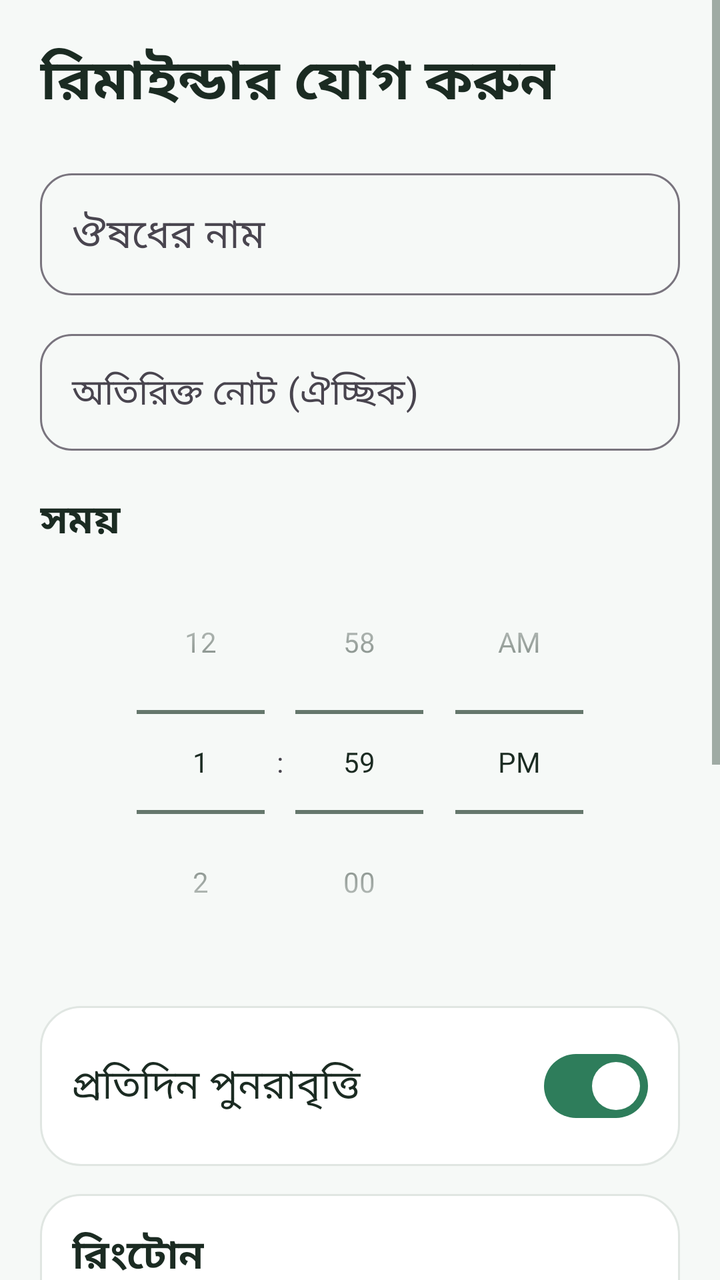
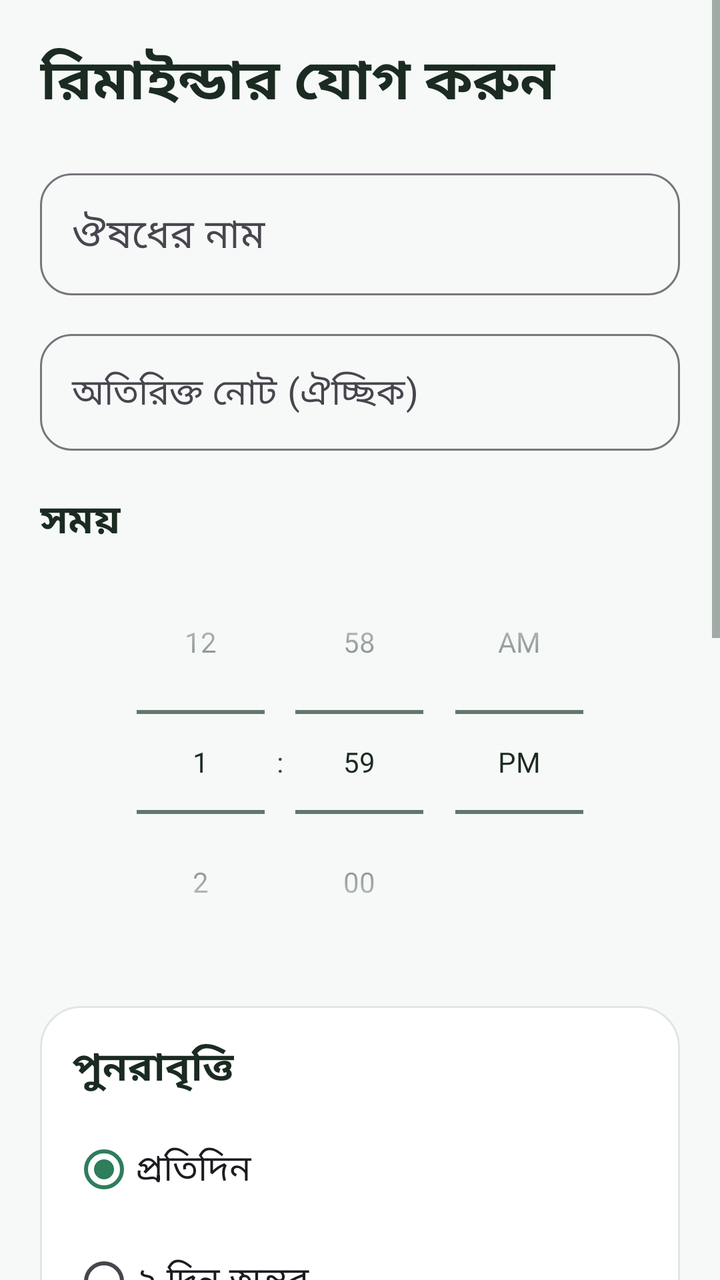

Before-and-after screenshots of an Android layout around one commit, followed by the original layout XML and the change that was made.
<!-- AndroidManifest.xml: application theme Theme.OushodhShoron -->
<!-- res/layout/activity_add_reminder.xml -->
<?xml version="1.0" encoding="utf-8"?>
<ScrollView xmlns:android="http://schemas.android.com/apk/res/android"
    xmlns:app="http://schemas.android.com/apk/res-auto"
    android:layout_width="match_parent"
    android:layout_height="match_parent"
    android:background="@color/bg"
    android:fillViewport="true">

    <LinearLayout
        android:layout_width="match_parent"
        android:layout_height="wrap_content"
        android:orientation="vertical"
        android:padding="20dp">

        <TextView
            android:layout_width="wrap_content"
            android:layout_height="wrap_content"
            android:text="@string/add_reminder"
            android:textSize="28sp"
            android:textStyle="bold"
            android:textColor="@color/text_primary"
            android:layout_marginBottom="20dp" />

        <com.google.android.material.textfield.TextInputLayout
            style="@style/BigInput"
            android:layout_width="match_parent"
            android:layout_height="wrap_content"
            android:hint="@string/medicine_name">

            <com.google.android.material.textfield.TextInputEditText
                android:id="@+id/et_name"
                android:layout_width="match_parent"
                android:layout_height="wrap_content"
                android:textSize="20sp"
                android:inputType="textCapWords" />
        </com.google.android.material.textfield.TextInputLayout>

        <com.google.android.material.textfield.TextInputLayout
            style="@style/BigInput"
            android:layout_width="match_parent"
            android:layout_height="wrap_content"
            android:layout_marginTop="14dp"
            android:hint="@string/optional_note">

            <com.google.android.material.textfield.TextInputEditText
                android:id="@+id/et_note"
                android:layout_width="match_parent"
                android:layout_height="wrap_content"
                android:textSize="18sp"
                android:inputType="textMultiLine"
                android:maxLines="3" />
        </com.google.android.material.textfield.TextInputLayout>

        <TextView
            android:layout_width="wrap_content"
            android:layout_height="wrap_content"
            android:text="@string/reminder_time"
            style="@style/BigLabel"
            android:textStyle="bold"
            android:layout_marginTop="20dp" />

        <TimePicker
            android:id="@+id/time_picker"
            android:layout_width="match_parent"
            android:layout_height="wrap_content"
            android:timePickerMode="spinner" />

        <LinearLayout
            android:layout_width="match_parent"
            android:layout_height="wrap_content"
            android:orientation="horizontal"
            android:gravity="center_vertical"
            android:padding="16dp"
            android:background="@drawable/card_bg"
            android:layout_marginTop="16dp">

            <TextView
                android:layout_width="0dp"
                android:layout_height="wrap_content"
                android:layout_weight="1"
                android:text="@string/repeat_daily"
                style="@style/BigLabel" />

            <com.google.android.material.materialswitch.MaterialSwitch
                android:id="@+id/sw_repeat"
                android:layout_width="wrap_content"
                android:layout_height="wrap_content"
                android:checked="true" />
        </LinearLayout>

        <LinearLayout
            android:layout_width="match_parent"
            android:layout_height="wrap_content"
            android:orientation="vertical"
            android:padding="16dp"
            android:background="@drawable/card_bg"
            android:layout_marginTop="14dp">

            <TextView
                android:layout_width="wrap_content"
                android:layout_height="wrap_content"
                android:text="@string/ringtone"
                style="@style/BigLabel"
                android:textStyle="bold" />

            <TextView
                android:id="@+id/tv_ringtone"
                android:layout_width="wrap_content"
                android:layout_height="wrap_content"
                android:textSize="16sp"
                android:textColor="@color/text_secondary"
                android:layout_marginTop="4dp" />

            <Button
                android:id="@+id/btn_pick_ringtone"
                style="@style/BigButton"
                android:layout_width="match_parent"
                android:layout_height="wrap_content"
                android:layout_marginTop="10dp"
                android:text="@string/choose_ringtone" />
        </LinearLayout>

        <LinearLayout
            android:layout_width="match_parent"
            android:layout_height="wrap_content"
            android:orientation="vertical"
            android:padding="16dp"
            android:background="@drawable/card_bg"
            android:layout_marginTop="14dp">

            <TextView
                android:layout_width="wrap_content"
                android:layout_height="wrap_content"
                android:text="@string/voice_note"
                style="@style/BigLabel"
                android:textStyle="bold" />

            <TextView
                android:id="@+id/tv_voice_status"
                android:layout_width="wrap_content"
                android:layout_height="wrap_content"
                android:text="@string/no_voice"
                android:textSize="16sp"
                android:textColor="@color/text_secondary"
                android:layout_marginTop="4dp" />

            <LinearLayout
                android:layout_width="match_parent"
                android:layout_height="wrap_content"
                android:orientation="horizontal"
                android:layout_marginTop="10dp">

                <Button
                    android:id="@+id/btn_record"
                    style="@style/BigButton"
                    android:layout_width="0dp"
                    android:layout_height="wrap_content"
                    android:layout_weight="1"
                    android:text="@string/btn_record"
                    app:icon="@drawable/ic_mic" />

                <Button
                    android:id="@+id/btn_play_voice"
                    style="@style/BigButton"
                    android:layout_width="0dp"
                    android:layout_height="wrap_content"
                    android:layout_weight="1"
                    android:layout_marginStart="8dp"
                    android:text="@string/btn_play_voice"
                    android:enabled="false" />
            </LinearLayout>
        </LinearLayout>

        <LinearLayout
            android:layout_width="match_parent"
            android:layout_height="wrap_content"
            android:orientation="horizontal"
            android:layout_marginTop="24dp">

            <Button
                android:id="@+id/btn_cancel"
                style="@style/BigButton"
                android:layout_width="0dp"
                android:layout_height="wrap_content"
                android:layout_weight="1"
                android:text="@string/btn_cancel"
                app:backgroundTint="@color/divider"
                android:textColor="@color/text_primary" />

            <Button
                android:id="@+id/btn_save"
                style="@style/BigButton"
                android:layout_width="0dp"
                android:layout_height="wrap_content"
                android:layout_weight="1"
                android:layout_marginStart="10dp"
                android:text="@string/btn_save" />
        </LinearLayout>

    </LinearLayout>
</ScrollView>
<!-- resources referenced by this layout -->
<resources>
  <color name="bg">#F6F9F7</color>
  <color name="divider">#E0E6E2</color>
  <color name="text_primary">#1B2B22</color>
  <color name="text_secondary">#4F6357</color>
  <!-- drawable card_bg (drawable) -->
  <?xml version="1.0" encoding="utf-8"?>
  <shape xmlns:android="http://schemas.android.com/apk/res/android"
      android:shape="rectangle">
      <solid android:color="@color/card" />
      <corners android:radius="20dp" />
      <stroke android:width="1dp" android:color="@color/divider" />
  </shape>
  <!-- drawable ic_mic (drawable) -->
  <vector xmlns:android="http://schemas.android.com/apk/res/android"
      android:width="24dp" android:height="24dp"
      android:viewportWidth="24" android:viewportHeight="24">
      <path android:fillColor="@color/danger"
          android:pathData="M12,14c1.66,0 2.99,-1.34 2.99,-3L15,5c0,-1.66 -1.34,-3 -3,-3S9,3.34 9,5v6c0,1.66 1.34,3 3,3zM17.3,11c0,3 -2.54,5.1 -5.3,5.1S6.7,14 6.7,11L5,11c0,3.41 2.72,6.23 6,6.72L11,21h2v-3.28c3.28,-0.48 6,-3.3 6,-6.72h-1.7z" />
  </vector>
  <string name="add_reminder">রিমাইন্ডার যোগ করুন</string>
  <string name="btn_cancel">বাতিল</string>
  <string name="btn_play_voice">শুনুন</string>
  <string name="btn_record">রেকর্ড শুরু</string>
  <string name="btn_save">সংরক্ষণ করুন</string>
  <string name="choose_ringtone">রিংটোন বেছে নিন</string>
  <string name="medicine_name">ঔষধের নাম</string>
  <string name="no_voice">কোনো ভয়েস নেই</string>
  <string name="optional_note">অতিরিক্ত নোট (ঐচ্ছিক)</string>
  <string name="reminder_time">সময়</string>
  <string name="repeat_daily">প্রতিদিন পুনরাবৃত্তি</string>
  <string name="ringtone">রিংটোন</string>
  <string name="voice_note">ভয়েস নোট</string>
  <style name="BigButton" parent="Widget.Material3.Button">
          <item name="android:minHeight">72dp</item>
          <item name="android:textSize">22sp</item>
          <item name="android:textStyle">bold</item>
          <item name="cornerRadius">20dp</item>
      </style>
  <style name="BigInput" parent="Widget.Material3.TextInputLayout.OutlinedBox">
          <item name="boxCornerRadiusTopStart">16dp</item>
          <item name="boxCornerRadiusTopEnd">16dp</item>
          <item name="boxCornerRadiusBottomStart">16dp</item>
          <item name="boxCornerRadiusBottomEnd">16dp</item>
      </style>
  <style name="BigLabel">
          <item name="android:textSize">20sp</item>
          <item name="android:textColor">@color/text_primary</item>
      </style>
  <style name="Theme.OushodhShoron" parent="Theme.Material3.DayNight.NoActionBar">
          <item name="colorPrimary">@color/primary</item>
          <item name="colorPrimaryDark">@color/primary_dark</item>
          <item name="colorOnPrimary">@color/white</item>
          <item name="colorSecondary">@color/accent</item>
          <item name="android:windowBackground">@color/bg</item>
          <item name="android:statusBarColor">@color/primary_dark</item>
          <item name="android:textColorPrimary">@color/text_primary</item>
          <item name="android:textColorSecondary">@color/text_secondary</item>
      </style>
  <color name="card">#FFFFFF</color>
  <color name="danger">#D32F2F</color>
  <color name="primary">#2E7D5B</color>
  <color name="primary_dark">#1F5A3F</color>
  <color name="white">#FFFFFF</color>
  <color name="accent">#FF8A65</color>
</resources>

<!-- the commit's change to res/layout/activity_add_reminder.xml (unified diff, before → after) -->
@@ -68,24 +68,58 @@
         <LinearLayout
             android:layout_width="match_parent"
             android:layout_height="wrap_content"
-            android:orientation="horizontal"
-            android:gravity="center_vertical"
+            android:orientation="vertical"
             android:padding="16dp"
             android:background="@drawable/card_bg"
             android:layout_marginTop="16dp">
 
             <TextView
-                android:layout_width="0dp"
-                android:layout_height="wrap_content"
-                android:layout_weight="1"
-                android:text="@string/repeat_daily"
-                style="@style/BigLabel" />
-
-            <com.google.android.material.materialswitch.MaterialSwitch
-                android:id="@+id/sw_repeat"
-                android:layout_width="wrap_content"
-                android:layout_height="wrap_content"
-                android:checked="true" />
+                android:layout_width="wrap_content"
+                android:layout_height="wrap_content"
+                android:text="@string/repeat_label"
+                style="@style/BigLabel"
+                android:textStyle="bold" />
+
+            <RadioGroup
+                android:id="@+id/rg_repeat"
+                android:layout_width="match_parent"
+                android:layout_height="wrap_content"
+                android:orientation="vertical"
+                android:layout_marginTop="8dp">
+
+                <RadioButton
+                    android:id="@+id/rb_daily"
+                    android:layout_width="match_parent"
+                    android:layout_height="wrap_content"
+                    android:minHeight="56dp"
+                    android:textSize="18sp"
+                    android:text="@string/repeat_every_day"
+                    android:checked="true" />
+
+                <RadioButton
+                    android:id="@+id/rb_2day"
+                    android:layout_width="match_parent"
+                    android:layout_height="wrap_content"
+                    android:minHeight="56dp"
+                    android:textSize="18sp"
+                    android:text="@string/repeat_2_days" />
+
+                <RadioButton
+                    android:id="@+id/rb_3day"
+                    android:layout_width="match_parent"
+                    android:layout_height="wrap_content"
+                    android:minHeight="56dp"
+                    android:textSize="18sp"
+                    android:text="@string/repeat_3_days" />
+
+                <RadioButton
+                    android:id="@+id/rb_weekly"
+                    android:layout_width="match_parent"
+                    android:layout_height="wrap_content"
+                    android:minHeight="56dp"
+                    android:textSize="18sp"
+                    android:text="@string/repeat_weekly" />
+            </RadioGroup>
         </LinearLayout>
 
         <LinearLayout
<!-- resource entries referenced after the edit -->
@@ -29,7 +29,11 @@
   <string name="no_voice">কোনো ভয়েস নেই</string>
   <string name="optional_note">অতিরিক্ত নোট (ঐচ্ছিক)</string>
   <string name="reminder_time">সময়</string>
-  <string name="repeat_daily">প্রতিদিন পুনরাবৃত্তি</string>
+  <string name="repeat_2_days">২ দিন অন্তর</string>
+  <string name="repeat_3_days">৩ দিন অন্তর</string>
+  <string name="repeat_every_day">প্রতিদিন</string>
+  <string name="repeat_label">পুনরাবৃত্তি</string>
+  <string name="repeat_weekly">সাপ্তাহিক</string>
   <string name="ringtone">রিংটোন</string>
   <string name="voice_note">ভয়েস নোট</string>
   <style name="BigButton" parent="Widget.Material3.Button">
